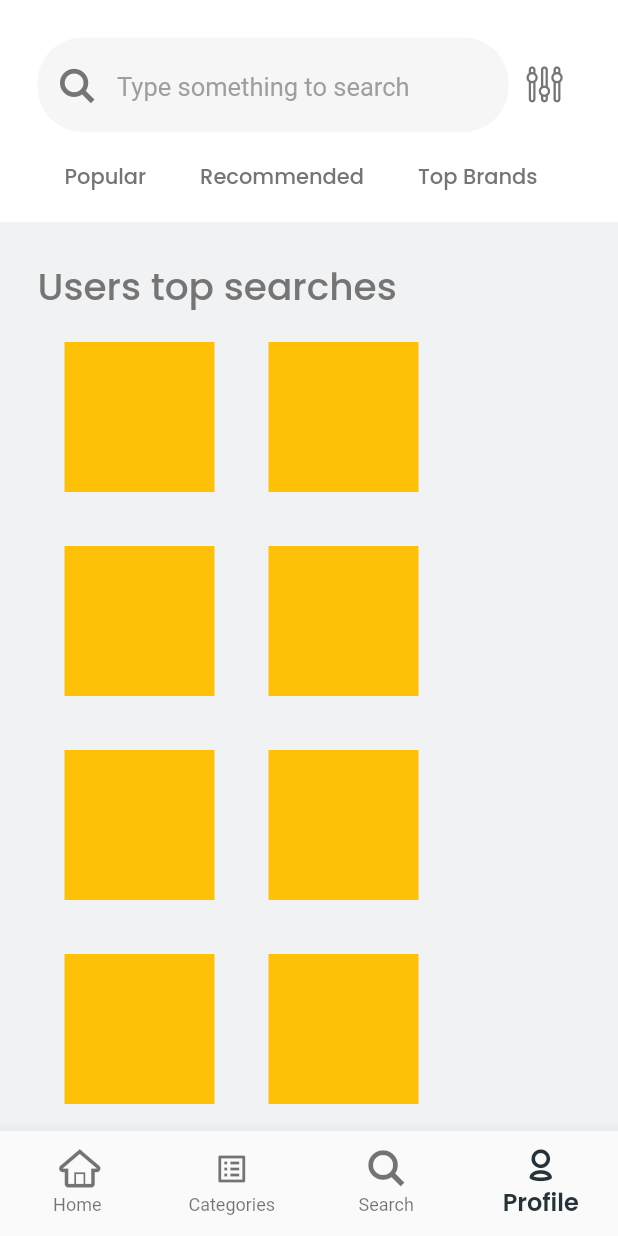
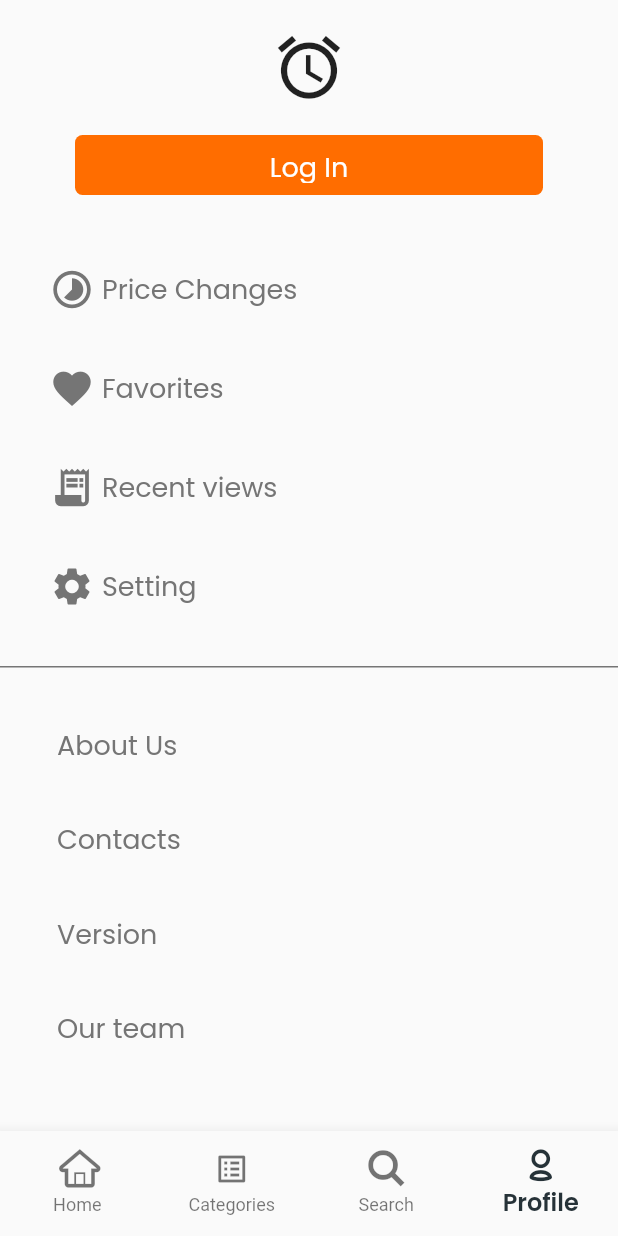
Before and after one commit to HamiiidAsgarian/flutter-tech-commerce-Cargo-, a Flutter app: the screen it shows after launch, item 4 of the bottom bar chosen, on a phone screen of 412 x 824 dp. Run offline on Flutter 3.47's test engine with Material 2 defaults, Android fonts, the phone set to English and light mode, and no system bars.

Commit message:
All pages are almost completed

```diff
--- a/lib/consts.dart
+++ b/lib/consts.dart
@@ -48,3 +48,4 @@ const greyUnselectedCircule = Color.fromRGBO(183, 183, 183, 1);
 
 Color cBackgroundGrey = Color.fromRGBO(241, 242, 244, 1);
 Color cBorderGrey = Color.fromRGBO(229, 229, 229, 1);
+Color cTextFieldTextColorGrey = Color.fromRGBO(130, 130, 130, 1);
--- /dev/null
+++ b/lib/screens/ProfileScreen2.dart
@@ -0,0 +1,102 @@
+import 'package:commerce_app/consts.dart';
+import 'package:commerce_app/style/my_flutter_app_icons.dart';
+import 'package:flutter/material.dart';
+
+class ProfileScreen2 extends StatefulWidget {
+  const ProfileScreen2({Key? key}) : super(key: key);
+
+  @override
+  _ProfileScreen2State createState() => _ProfileScreen2State();
+}
+
+class _ProfileScreen2State extends State<ProfileScreen2> {
+  listMaker(List list, bool myIcon) {
+    return list
+        .map(
+          (listItem) => TextButton(
+            onPressed: () {},
+            child: Padding(
+              padding: EdgeInsets.symmetric(vertical: 10),
+              child: Row(
+                children: [
+                  myIcon == true
+                      ? Icon(listItem[1], size: 30, color: appBargrey)
+                      : Container(),
+                  SizedBox(width: 5),
+                  Text(listItem[0],
+                      style: itemTitleFontStyle.copyWith(fontSize: 18)),
+                ],
+              ),
+            ),
+          ),
+        )
+        .toList();
+  }
+
+  @override
+  Widget build(BuildContext context) {
+    return Scaffold(
+        body: SingleChildScrollView(
+            child: Column(
+                crossAxisAlignment: CrossAxisAlignment.center,
+                children: [
+          Container(
+              padding: EdgeInsets.symmetric(horizontal: 25, vertical: 20),
+              child: Icon(Icons.access_alarm, size: 50)),
+          // SizedBox(height: 20),
+          Padding(
+              padding: EdgeInsets.symmetric(horizontal: 50),
+              child: MyRoundedButton()),
+          SizedBox(height: 30),
+          Padding(
+            padding: EdgeInsets.symmetric(horizontal: 25),
+            child: Column(
+                children: listMaker([
+              ['Price Changes', Icons.timelapse],
+              ['Favorites', Icons.favorite],
+              ['Recent views', Icons.receipt_long],
+              ['Setting', Icons.settings],
+            ], true)),
+          ),
+          Container(
+              color: appBargrey,
+              height: 1,
+              margin: EdgeInsets.symmetric(vertical: 20)),
+          Padding(
+            padding: EdgeInsets.symmetric(horizontal: 25),
+            child: Column(
+                children: listMaker([
+              ['About Us', MyFlutterApp.bell_alt],
+              ['Contacts', MyFlutterApp.bell_alt],
+              ['Version', MyFlutterApp.bell_alt],
+              ['Our team', MyFlutterApp.bell_alt],
+            ], false)),
+          )
+        ])));
+  }
+}
+
+class MyRoundedButton extends StatelessWidget {
+  const MyRoundedButton({
+    Key? key,
+  }) : super(key: key);
+
+  @override
+  Widget build(BuildContext context) {
+    return ClipRRect(
+      borderRadius: BorderRadius.circular(5),
+      child: Container(
+        color: Colors.orangeAccent[700],
+        height: 40,
+        child: TextButton(
+          onPressed: () {},
+          child: Center(
+            child: Text("Log In",
+                style: itemTitleFontStyle.copyWith(
+                    fontSize: 18, color: Colors.white)),
+          ),
+        ),
+      ),
+    );
+  }
+}
--- a/lib/screens/mainScreen.dart
+++ b/lib/screens/mainScreen.dart
@@ -1,8 +1,7 @@
 // import 'package:commerce_app/style/my_flutter_app_icons.dart';
 import 'package:commerce_app/providerModel.dart';
+import 'package:commerce_app/screens/ProfileScreen2.dart';
 import 'package:commerce_app/screens/categoryScreen.dart';
-import 'package:commerce_app/screens/favoritesScreen.dart';
-import 'package:commerce_app/screens/searchLimitScreen.dart';
 import 'package:commerce_app/screens/searchScreen.dart';
 import 'package:commerce_app/style/my_flutter_app_icons.dart';
 import 'package:commerce_app/widgets/appbar.dart';
@@ -25,14 +24,15 @@ class MainScreen extends StatefulWidget {
 class _MainScreenState extends State<MainScreen> {
   var currentpage1 = 0;
   List<Widget> screens = [
-    SearchLimitScreen(),
+    // SearchLimitScreen(),
     // ListedItemsScreen(),
     MainScreenContetnts(),
     CategoryScreen(),
     SearchScreen(),
+    ProfileScreen2(),
 
     // CartScreen(),
-    FavoriteScreen(),
+    // FavoriteScreen(),
     // ProfileScreen(),
   ];
 
--- a/lib/screens/searchScreen.dart
+++ b/lib/screens/searchScreen.dart
@@ -15,6 +15,7 @@ class SearchScreen extends StatefulWidget {
 class _SearchScreenState extends State<SearchScreen> {
   @override
   Widget build(BuildContext context) {
+    double screensize = MediaQuery.of(context).size.width;
     return Scaffold(
       backgroundColor: cBackgroundGrey,
       body: Container(
@@ -45,8 +46,8 @@ class _SearchScreenState extends State<SearchScreen> {
                                 child: TextButton(
                                   onPressed: () {},
                                   child: Container(
-                                    width: 100,
-                                    height: 100,
+                                    width: screensize / 3 - 37,
+                                    height: screensize / 3 - 37,
                                     color: Colors.amber,
                                   ),
                                 )),
```
Also changed, not shown: lib/screens/listeddItemsScreen.dart (+6 -1 lines), lib/screens/searchLimitScreen.dart (+62 -18 lines).
